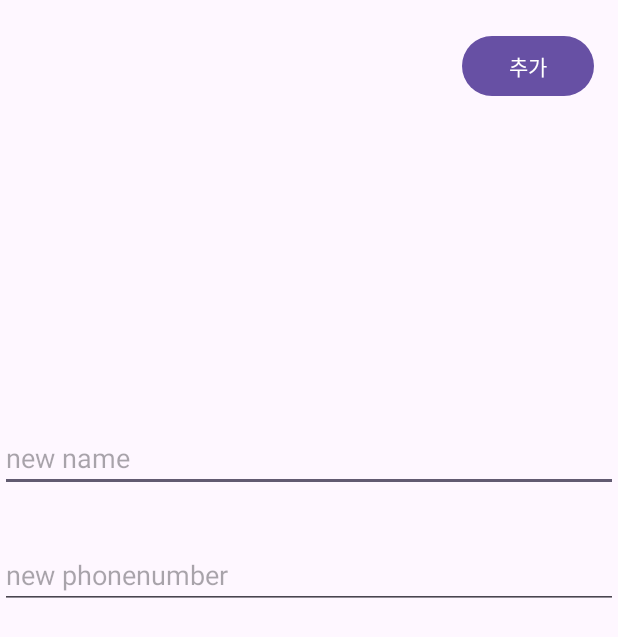
After one commit to JunseoPark123/madcamp_androidproject1, an Android app: the AddContactActivity screen opened directly, with no data from a screen before it, on a phone screen of 412 x 824 dp. The commit adds this screen. Shown: the top 637 px of the screen. Run offline under Robolectric (Android 15) with nearby library versions, the phone set to English and light mode, and no system bars.

Commit message:
전화번호 추가 페이지로 넘어가는 기능 구현 완료. mainActivity 파일 이름을 contactActivity로 변경.

```diff
--- a/app/src/main/AndroidManifest.xml
+++ b/app/src/main/AndroidManifest.xml
@@ -14,13 +14,17 @@
         tools:targetApi="31">
         <activity
             android:name=".MainActivity"
+            android:exported="false" />
+        <activity
+            android:name=".ContactActivity"
             android:exported="true">
             <intent-filter>
                 <action android:name="android.intent.action.MAIN" />
-
                 <category android:name="android.intent.category.LAUNCHER" />
             </intent-filter>
         </activity>
+        <activity
+            android:name=".AddContactActivity" />
     </application>
 
 </manifest>
--- /dev/null
+++ b/app/src/main/java/com/example/madcamp_androidproject/AddContactActivity.kt
@@ -0,0 +1,38 @@
+package com.example.madcamp_androidproject
+import android.content.Intent
+import android.os.Bundle
+import android.widget.Button
+import android.widget.EditText
+import androidx.appcompat.app.AppCompatActivity
+
+class AddContactActivity : AppCompatActivity() {
+
+    private lateinit var nameEditText: EditText
+    private lateinit var phoneNumberEditText: EditText
+    private lateinit var addButton: Button
+
+    override fun onCreate(savedInstanceState: Bundle?) {
+        super.onCreate(savedInstanceState)
+        setContentView(R.layout.activity_add_contact)
+
+        nameEditText = findViewById(R.id.editTextName)
+        phoneNumberEditText = findViewById(R.id.editTextPhoneNumber)
+        addButton = findViewById(R.id.AddButton)
+
+        addButton.setOnClickListener {
+            // "확인" 버튼 클릭 시 동작
+            val newName = nameEditText.text.toString()
+            val newPhoneNumber = phoneNumberEditText.text.toString()
+
+            // 데이터를 Intent에 담아서 결과로 반환
+            val resultIntent = Intent()
+            resultIntent.putExtra("newName", newName)
+            resultIntent.putExtra("newPhoneNumber", newPhoneNumber)
+
+            // 결과 설정 및 액티비티 종료
+            setResult(RESULT_OK, resultIntent)
+            finish()
+        }
+
+    }
+}
--- /dev/null
+++ b/app/src/main/res/layout/activity_add_contact.xml
@@ -0,0 +1,57 @@
+<?xml version="1.0" encoding="utf-8"?>
+<androidx.constraintlayout.widget.ConstraintLayout xmlns:android="http://schemas.android.com/apk/res/android"
+    xmlns:app="http://schemas.android.com/apk/res-auto"
+    xmlns:tools="http://schemas.android.com/tools"
+    android:layout_width="match_parent"
+    android:layout_height="match_parent">
+
+    <ImageView
+        android:id="@+id/imageView"
+        android:layout_width="wrap_content"
+        android:layout_height="wrap_content"
+        app:layout_constraintBottom_toBottomOf="parent"
+        app:layout_constraintEnd_toEndOf="parent"
+        app:layout_constraintHorizontal_bias="0.498"
+        app:layout_constraintStart_toStartOf="parent"
+        app:layout_constraintTop_toTopOf="parent"
+        app:layout_constraintVertical_bias="0.133"
+        tools:srcCompat="@tools:sample/avatars" />
+
+
+    <EditText
+        android:id="@+id/editTextName"
+        android:layout_width="0dp"
+        android:layout_height="wrap_content"
+        android:hint="new name"
+        app:layout_constraintBottom_toBottomOf="parent"
+        app:layout_constraintEnd_toEndOf="parent"
+        app:layout_constraintHorizontal_bias="0.0"
+        app:layout_constraintStart_toStartOf="parent"
+        app:layout_constraintTop_toTopOf="parent"
+        app:layout_constraintVertical_bias="0.363" />
+
+    <EditText
+        android:id="@+id/editTextPhoneNumber"
+        android:layout_width="0dp"
+        android:layout_height="wrap_content"
+        android:hint="new phonenumber"
+        app:layout_constraintBottom_toBottomOf="parent"
+        app:layout_constraintEnd_toEndOf="parent"
+        app:layout_constraintHorizontal_bias="0.0"
+        app:layout_constraintStart_toStartOf="parent"
+        app:layout_constraintTop_toBottomOf="@+id/editTextName"
+        app:layout_constraintVertical_bias="0.072" />
+
+    <Button
+        android:id="@+id/AddButton"
+        android:layout_width="wrap_content"
+        android:layout_height="wrap_content"
+        android:text="추가"
+        app:layout_constraintBottom_toBottomOf="parent"
+        app:layout_constraintEnd_toEndOf="parent"
+        app:layout_constraintHorizontal_bias="0.95"
+        app:layout_constraintStart_toStartOf="parent"
+        app:layout_constraintTop_toTopOf="parent"
+        app:layout_constraintVertical_bias="0.026" />
+
+</androidx.constraintlayout.widget.ConstraintLayout>
```
Also changed, not shown: app/src/main/java/com/example/madcamp_androidproject/ContactActivity.kt (added, +76 -0 lines), app/src/main/java/com/example/madcamp_androidproject/JsonLoader.kt (added, +29 -0 lines), app/src/main/java/com/example/madcamp_androidproject/MainActivity.kt (+2 -47 lines), app/src/main/res/layout/activity_contact.xml (added, +39 -0 lines), app/src/main/res/layout/activity_main.xml (+0 -19 lines).
